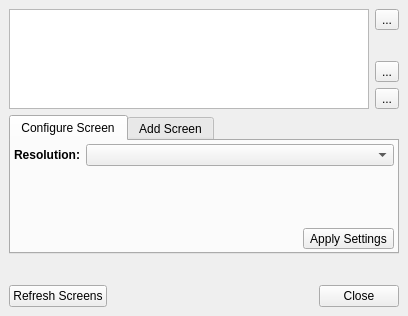
First picture: the form in src-qt5/core-utils/lumina-xconfig/MainUI.ui, repository lumina-desktop/lumina, before the edit.
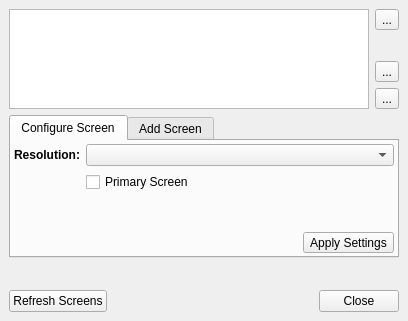
Second picture: the form after the edit.

The edit to the form file:
```diff
--- a/src-qt5/core-utils/lumina-xconfig/MainUI.ui
+++ b/src-qt5/core-utils/lumina-xconfig/MainUI.ui
@@ -7,7 +7,7 @@
     <x>0</x>
     <y>0</y>
     <width>408</width>
-    <height>316</height>
+    <height>321</height>
    </rect>
   </property>
   <property name="windowTitle">
@@ -142,7 +142,7 @@
           </item>
          </layout>
         </item>
-        <item row="1" column="1">
+        <item row="2" column="1">
          <spacer name="verticalSpacer_3">
           <property name="orientation">
            <enum>Qt::Vertical</enum>
@@ -155,7 +155,7 @@
           </property>
          </spacer>
         </item>
-        <item row="2" column="1">
+        <item row="3" column="1">
          <layout class="QHBoxLayout" name="horizontalLayout_4">
           <item>
            <spacer name="horizontalSpacer_2">
@@ -182,6 +182,13 @@
           </item>
          </layout>
         </item>
+        <item row="1" column="1">
+         <widget class="QCheckBox" name="check_primary">
+          <property name="text">
+           <string>Primary Screen</string>
+          </property>
+         </widget>
+        </item>
        </layout>
       </widget>
       <widget class="QWidget" name="tab_new">
```
